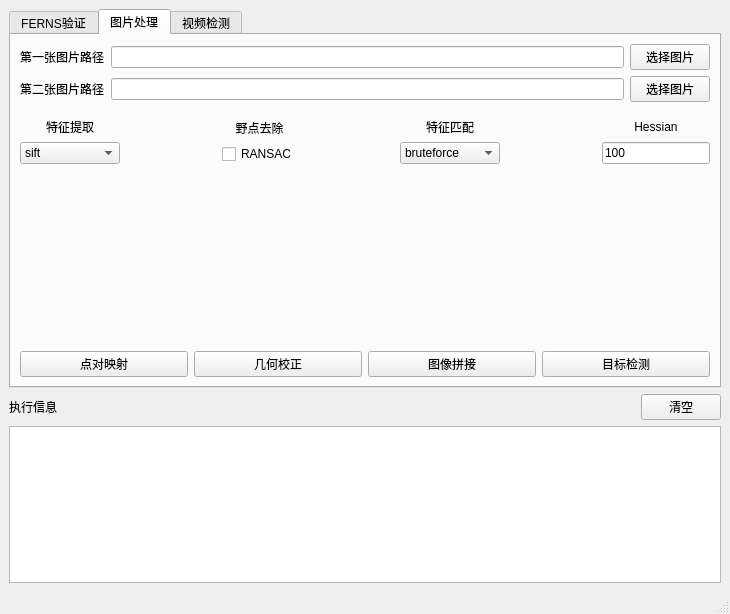
First picture: the form in mainwindow.ui, repository weiliana/cv_homework, before the edit.
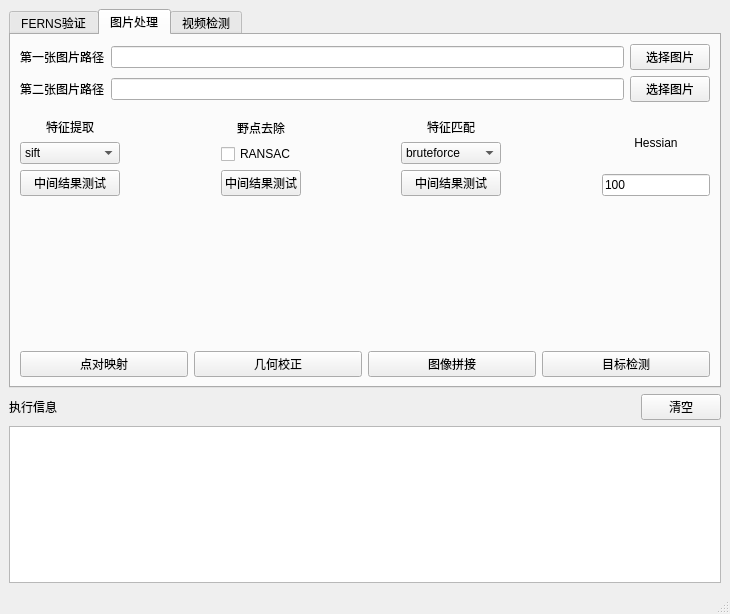
Second picture: the form after the edit.

Commit message: modify(ui): add middle process test buttons

Diff of the .ui file:
```diff
--- a/mainwindow.ui
+++ b/mainwindow.ui
@@ -184,6 +184,13 @@
               </item>
              </widget>
             </item>
+            <item>
+             <widget class="QPushButton" name="testFeatureSelection_btn">
+              <property name="text">
+               <string>中间结果测试</string>
+              </property>
+             </widget>
+            </item>
            </layout>
           </item>
           <item>
@@ -218,6 +225,13 @@
               </property>
              </widget>
             </item>
+            <item>
+             <widget class="QPushButton" name="testRANSAC_btn">
+              <property name="text">
+               <string>中间结果测试</string>
+              </property>
+             </widget>
+            </item>
            </layout>
           </item>
           <item>
@@ -265,6 +279,13 @@
               </item>
              </widget>
             </item>
+            <item>
+             <widget class="QPushButton" name="testFeatureMatch_btn">
+              <property name="text">
+               <string>中间结果测试</string>
+              </property>
+             </widget>
+            </item>
            </layout>
           </item>
           <item>
```
The commit also changes 2 other files.
